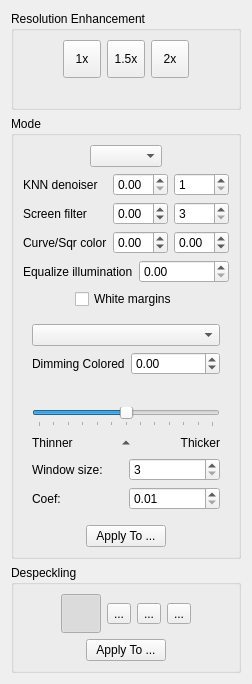
Old version of the form src/filters/output/ui/OutputOptionsWidget.ui in the repository ImageProcessing-ElectronicPublications/scantailor-experimental.
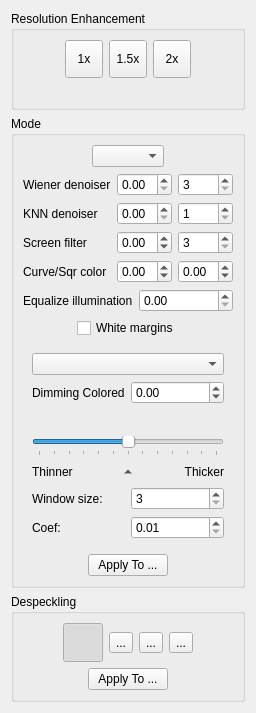
New version of the form. Icons and pictures are not drawn.

Commit message: 0.2023.08.12: filters: wiener denoiser (fast)

What changed in the file:
```diff
--- a/src/filters/output/ui/OutputOptionsWidget.ui
+++ b/src/filters/output/ui/OutputOptionsWidget.ui
@@ -170,12 +170,12 @@
         <item row="0" column="0">
          <widget class="QLabel" name="knndCoefLabel">
           <property name="text">
-           <string>KNN denoiser</string>
+           <string>Wiener denoiser</string>
           </property>
          </widget>
         </item>
         <item row="0" column="1">
-         <widget class="QDoubleSpinBox" name="knndCoef">
+         <widget class="QDoubleSpinBox" name="wienerCoef">
           <property name="toolTip">
            <string>Value is 0.0 .. 1.0..</string>
           </property>
@@ -191,6 +191,42 @@
          </widget>
         </item>
         <item row="0" column="2">
+         <widget class="QSpinBox" name="wienerWindowSize">
+          <property name="toolTip">
+           <string>The dimensions of a pixel neighborhood to consider.</string>
+          </property>
+          <property name="minimum">
+           <number>3</number>
+          </property>
+          <property name="maximum">
+           <number>9999</number>
+          </property>
+         </widget>
+        </item>
+        <item row="1" column="0">
+         <widget class="QLabel" name="knndLabel">
+          <property name="text">
+           <string>KNN denoiser</string>
+          </property>
+         </widget>
+        </item>
+        <item row="1" column="1">
+         <widget class="QDoubleSpinBox" name="knndCoef">
+          <property name="toolTip">
+           <string>Value is 0.0 .. 1.0..</string>
+          </property>
+          <property name="minimum">
+           <double>0.0</double>
+          </property>
+          <property name="maximum">
+           <double>1.0</double>
+          </property>
+          <property name="singleStep">
+           <double>0.05</double>
+          </property>
+         </widget>
+        </item>
+        <item row="1" column="2">
          <widget class="QSpinBox" name="knndRadius">
           <property name="toolTip">
            <string>The radius of a pixel neighborhood to consider.</string>
@@ -203,14 +239,14 @@
           </property>
          </widget>
         </item>
-        <item row="1" column="0">
-         <widget class="QLabel" name="screenCoefLabel">
+        <item row="2" column="0">
+         <widget class="QLabel" name="screenLabel">
           <property name="text">
            <string>Screen filter</string>
           </property>
          </widget>
         </item>
-        <item row="1" column="1">
+        <item row="2" column="1">
          <widget class="QDoubleSpinBox" name="screenCoef">
           <property name="toolTip">
            <string>Value is -1.0 .. 1.0..</string>
@@ -226,7 +262,7 @@
           </property>
          </widget>
         </item>
-        <item row="1" column="2">
+        <item row="2" column="2">
          <widget class="QSpinBox" name="screenWindowSize">
           <property name="toolTip">
            <string>The dimensions of a pixel neighborhood to consider.</string>
@@ -239,14 +275,14 @@
           </property>
          </widget>
         </item>
-        <item row="2" column="0">
-         <widget class="QLabel" name="curveCoefLabel">
+        <item row="3" column="0">
+         <widget class="QLabel" name="curveSqrLabel">
           <property name="text">
            <string>Curve/Sqr color</string>
           </property>
          </widget>
         </item>
-        <item row="2" column="1">
+        <item row="3" column="1">
          <widget class="QDoubleSpinBox" name="curveCoef">
           <property name="toolTip">
            <string>Value is -1.0 .. 1.0.</string>
@@ -262,7 +298,7 @@
           </property>
          </widget>
         </item>
-        <item row="2" column="2">
+        <item row="3" column="2">
          <widget class="QDoubleSpinBox" name="sqrCoef">
           <property name="toolTip">
            <string>Value is -1.0 .. 1.0.</string>
```
Left out of the diff: 4 changed lines with no effect on the pictures. The commit also changes 8 other files.
